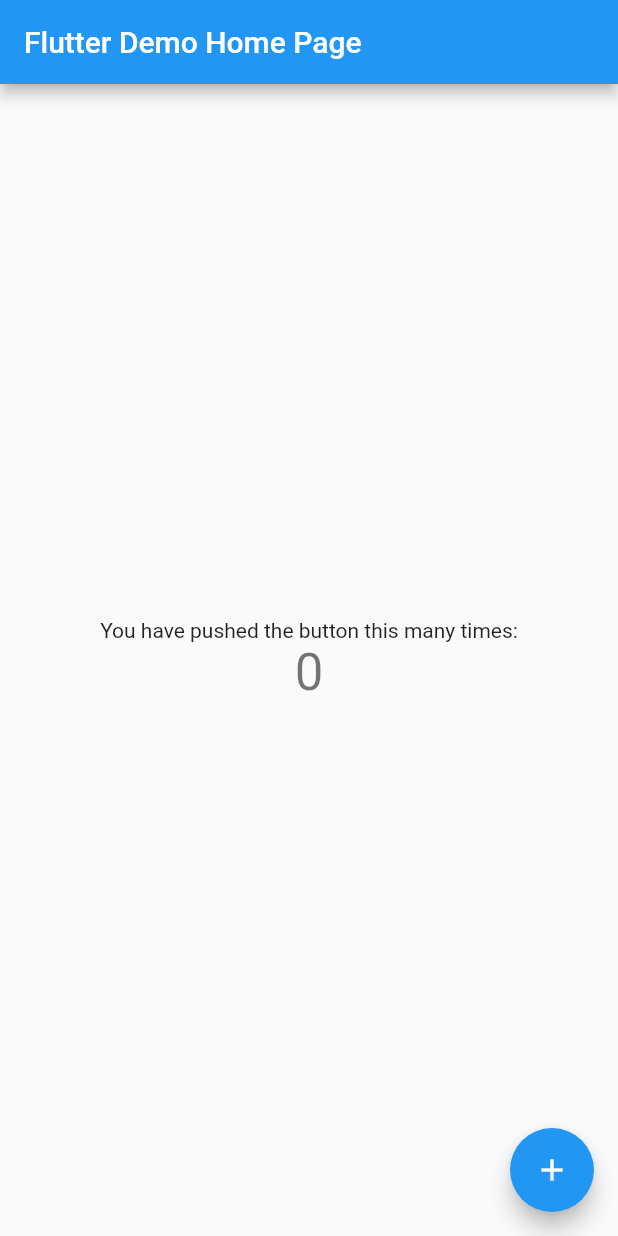
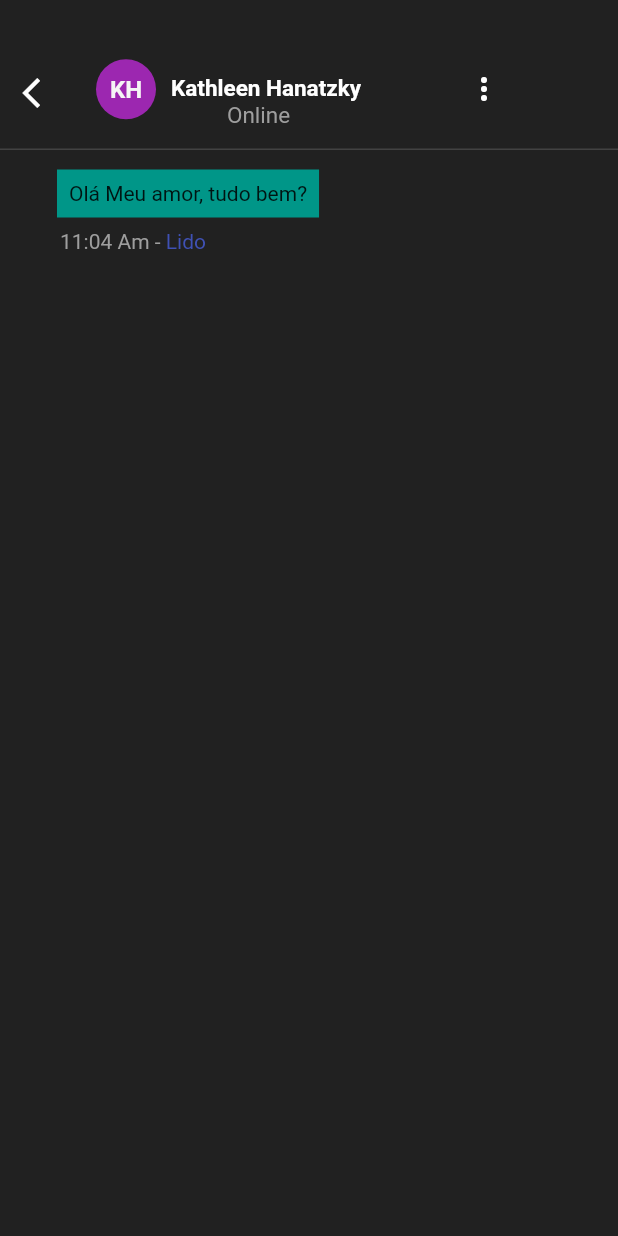
Before and after one commit to CaioCesarLima/chatMe, a Flutter app: the screen it shows after launch, on a phone screen of 412 x 824 dp. Run offline on Flutter 3.47's test engine with Material 2 defaults, Android fonts, the phone set to English and light mode, and no system bars.

Commit message:
adicionado header do chat, mensagem (layout)

```diff
--- /dev/null
+++ b/lib/chat/chat.dart
@@ -0,0 +1,97 @@
+import 'package:flutter/material.dart';
+
+import 'mensagem.dart';
+
+class ChatPage extends StatefulWidget {
+  @override
+  _ChatPageState createState() => _ChatPageState();
+}
+
+class _ChatPageState extends State<ChatPage> {
+  @override
+  Widget build(BuildContext context) {
+    return Scaffold(
+      backgroundColor: Colors.grey[900],
+      body: Column(
+        children: <Widget>[
+          Container(
+            height: 100,
+            decoration: BoxDecoration(
+                border: Border(bottom: BorderSide(color: Colors.grey[800]))),
+            child: Row(
+              children: <Widget>[
+                Container(
+                  margin: EdgeInsets.symmetric(vertical: 50, horizontal: 15),
+                  child: Icon(
+                    Icons.arrow_back_ios,
+                    color: Colors.white,
+                  ),
+                ),
+                Container(
+                  margin: EdgeInsets.symmetric(horizontal: 10),
+                  child: Row(
+                    children: <Widget>[
+                      Container(
+                        margin: EdgeInsets.only(top: 20),
+                        child: CircleAvatar(
+                          backgroundColor: Colors.purple,
+                          child: Text(
+                            "KH",
+                            style: TextStyle(fontWeight: FontWeight.bold),
+                          ),
+                        ),
+                      ),
+                      Column(
+                        mainAxisAlignment: MainAxisAlignment.start,
+                        children: <Widget>[
+                          Container(
+                              margin: EdgeInsets.only(top: 50, left: 10),
+                              child: Text(
+                                "Kathleen Hanatzky",
+                                style: TextStyle(
+                                    color: Colors.white,
+                                    fontWeight: FontWeight.bold,
+                                    fontSize: 15),
+                              )),
+                          Container(
+                            child: Text(
+                              "Online",
+                              style:
+                                  TextStyle(fontSize: 15, color: Colors.grey),
+                            ),
+                          )
+                        ],
+                      )
+                    ],
+                  ),
+                ),
+                Container(
+                  margin: EdgeInsets.only(
+                    top: 20,
+                    left: 60,
+                  ),
+                  child: Icon(
+                    Icons.more_vert,
+                    color: Colors.white,
+                  ),
+                ),
+              ],
+            ),
+          ),
+          Container(
+            margin: EdgeInsets.symmetric(horizontal: 30),
+            child: SingleChildScrollView(
+              child: Column(
+                children: <Widget>[
+                  Mensagem(),
+
+                ],
+              ),
+            ),
+          ),
+          Container()
+        ],
+      ),
+    );
+  }
+}
--- /dev/null
+++ b/lib/chat/mensagem.dart
@@ -0,0 +1,41 @@
+import 'package:flutter/material.dart';
+
+class Mensagem extends StatelessWidget {
+  @override
+  Widget build(BuildContext context) {
+    return Container(
+                    margin: EdgeInsets.only(top: 5),
+                    child: Column(
+                      crossAxisAlignment: CrossAxisAlignment.start,
+                      children: <Widget>[
+                        Padding(
+                          padding: const EdgeInsets.all(8.0),
+                          child: Container(
+                            decoration: BoxDecoration(color: Colors.teal),
+                            child: Padding(
+                              padding: const EdgeInsets.all(8.0),
+                              child: Text("Olá Meu amor, tudo bem?"),
+                            ),
+                          ),
+                        ),
+                        Padding(
+                          padding: const EdgeInsets.only(left:10.0),
+                          child: Row(
+                            mainAxisAlignment: MainAxisAlignment.start,
+                            children: <Widget>[
+                              Text(
+                                "11:04 Am - ",
+                                style: TextStyle(color: Colors.grey),
+                              ),
+                              Text(
+                                "Lido",
+                                style: TextStyle(color: Colors.indigo),
+                              )
+                            ],
+                          ),
+                        )
+                      ],
+                    ),
+                  );
+  }
+}
--- a/lib/main.dart
+++ b/lib/main.dart
@@ -1,3 +1,4 @@
+import 'package:chatme/chat/chat.dart';
 import 'package:flutter/material.dart';
 
 void main() => runApp(MyApp());
@@ -7,105 +8,12 @@ class MyApp extends StatelessWidget {
   @override
   Widget build(BuildContext context) {
     return MaterialApp(
-      title: 'Flutter Demo',
+      title: 'ChatMe',
+      debugShowCheckedModeBanner: false,
       theme: ThemeData(
-        // This is the theme of your application.
-        //
-        // Try running your application with "flutter run". You'll see the
-        // application has a blue toolbar. Then, without quitting the app, try
-        // changing the primarySwatch below to Colors.green and then invoke
-        // "hot reload" (press "r" in the console where you ran "flutter run",
-        // or simply save your changes to "hot reload" in a Flutter IDE).
-        // Notice that the counter didn't reset back to zero; the application
-        // is not restarted.
-        primarySwatch: Colors.blue,
+        primarySwatch: Colors.grey,
       ),
-      home: MyHomePage(title: 'Flutter Demo Home Page'),
+      home: ChatPage(),
     );
   }
 }
-
-class MyHomePage extends StatefulWidget {
-  MyHomePage({Key key, this.title}) : super(key: key);
-
-  // This widget is the home page of your application. It is stateful, meaning
-  // that it has a State object (defined below) that contains fields that affect
-  // how it looks.
-
-  // This class is the configuration for the state. It holds the values (in this
-  // case the title) provided by the parent (in this case the App widget) and
-  // used by the build method of the State. Fields in a Widget subclass are
-  // always marked "final".
-
-  final String title;
-
-  @override
-  _MyHomePageState createState() => _MyHomePageState();
-}
-
-class _MyHomePageState extends State<MyHomePage> {
-  int _counter = 0;
-
-  void _incrementCounter() {
-    setState(() {
-      // This call to setState tells the Flutter framework that something has
-      // changed in this State, which causes it to rerun the build method below
-      // so that the display can reflect the updated values. If we changed
-      // _counter without calling setState(), then the build method would not be
-      // called again, and so nothing would appear to happen.
-      _counter++;
-    });
-  }
-
-  @override
-  Widget build(BuildContext context) {
-    // This method is rerun every time setState is called, for instance as done
-    // by the _incrementCounter method above.
-    //
-    // The Flutter framework has been optimized to make rerunning build methods
-    // fast, so that you can just rebuild anything that needs updating rather
-    // than having to individually change instances of widgets.
-    return Scaffold(
-      appBar: AppBar(
-        // Here we take the value from the MyHomePage object that was created by
-        // the App.build method, and use it to set our appbar title.
-        title: Text(widget.title),
-      ),
-      body: Center(
-        // Center is a layout widget. It takes a single child and positions it
-        // in the middle of the parent.
-        child: Column(
-          // Column is also layout widget. It takes a list of children and
-          // arranges them vertically. By default, it sizes itself to fit its
-          // children horizontally, and tries to be as tall as its parent.
-          //
-          // Invoke "debug painting" (press "p" in the console, choose the
-          // "Toggle Debug Paint" action from the Flutter Inspector in Android
-          // Studio, or the "Toggle Debug Paint" command in Visual Studio Code)
-          // to see the wireframe for each widget.
-          //
-          // Column has various properties to control how it sizes itself and
-          // how it positions its children. Here we use mainAxisAlignment to
-          // center the children vertically; the main axis here is the vertical
-          // axis because Columns are vertical (the cross axis would be
-          // horizontal).
-          mainAxisAlignment: MainAxisAlignment.center,
-          children: <Widget>[
-            Text(
-              'You have pushed the button this many times:',
-            ),
-            Text(
-              '$_counter',
-              style: Theme.of(context).textTheme.display1,
-            ),
-          ],
-        ),
-      ),
-      floatingActionButton: FloatingActionButton(
-        onPressed: _incrementCounter,
-        tooltip: 'Increment',
-        child: Icon(Icons.add),
-      ), // This trailing comma makes auto-formatting nicer for build methods.
-    );
-  }
-}
```
Also changed, not shown: pubspec.lock, 1 other file.
